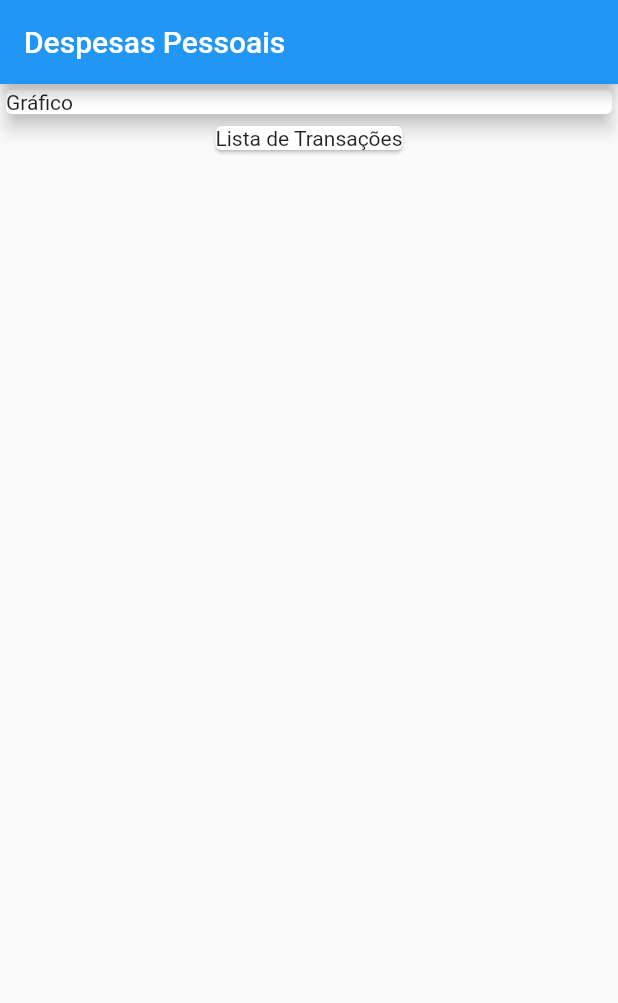
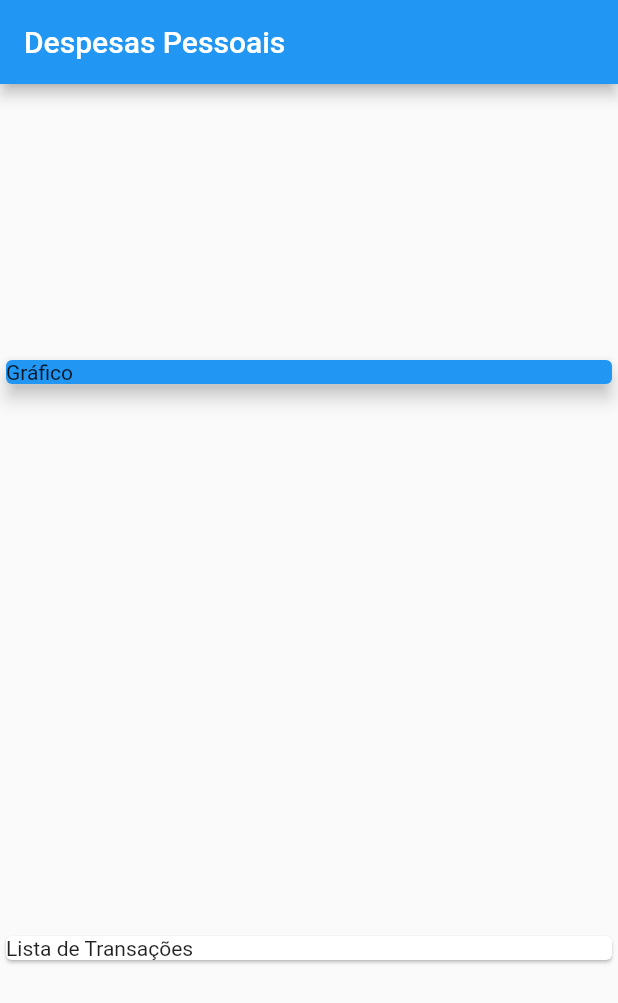
Before and after one commit to filipewb/expensesFlutter, a Flutter app: the screen it shows after launch, on a phone screen of 412 x 824 dp. Shown: the top 1003 px of the screen. Run offline on Flutter 3.47's test engine with Material 2 defaults, Android fonts, the phone set to English and light mode, and no system bars.

```diff
--- a/lib/main.dart
+++ b/lib/main.dart
@@ -1,3 +1,4 @@
+import 'package:expenses/models/transaction.dart';
 import 'package:flutter/material.dart';
 
 main() => runApp(ExpensesApp());
@@ -10,6 +11,21 @@ class ExpensesApp extends StatelessWidget {
 }
 
 class MyHomePage extends StatelessWidget {
+  final _transactions = [
+    Transaction(
+      id: 't1',
+      title: 'Novo tenis',
+      value: 310.50,
+      date: DateTime.now(),
+    ),
+    Transaction(
+      id: 't2',
+      title: 'Conta de luz',
+      value: 80,
+      date: DateTime.now(),
+    ),
+  ];
+
   @override
   Widget build(BuildContext context) {
     return Scaffold(
@@ -17,10 +33,12 @@ class MyHomePage extends StatelessWidget {
         title: Text('Despesas Pessoais'),
       ),
       body: Column(
+        mainAxisAlignment: MainAxisAlignment.spaceAround,
+        crossAxisAlignment: CrossAxisAlignment.stretch,
         children: <Widget>[
           Container(
-            width: double.infinity,
             child: Card(
+              color: Colors.blue,
               child: Text('Gráfico'),
               elevation: 5,
             ),
--- /dev/null
+++ b/lib/models/transaction.dart
@@ -0,0 +1,15 @@
+import 'package:flutter/foundation.dart';
+
+class Transaction {
+  final String id;
+  final String title;
+  final double value;
+  final DateTime date;
+
+  Transaction({
+    required this.id,
+    required this.title,
+    required this.value,
+    required this.date,
+  });
+}
```
